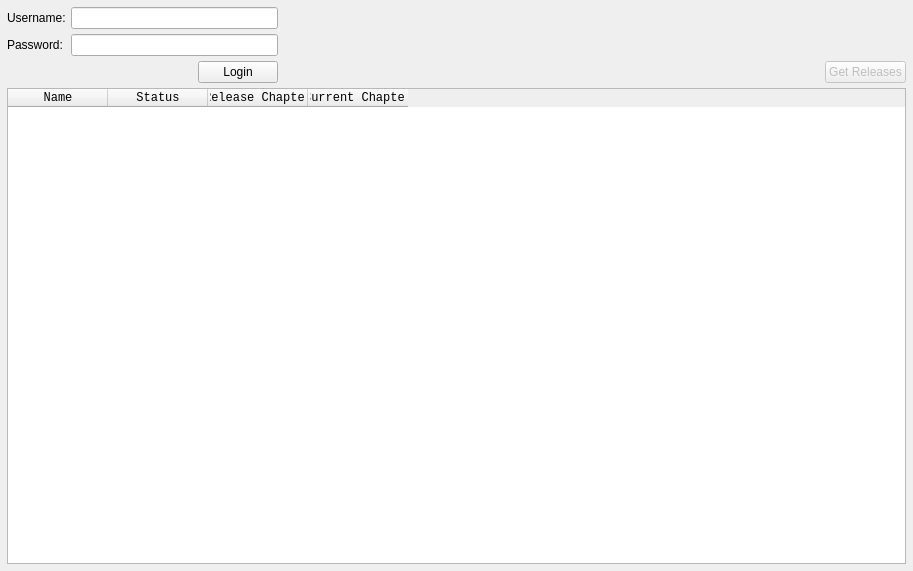
Before: the Qt Designer form Tracker/src/UI/MangaUpdatesPage/MangaUpdatesPage.ui in NikolaRoev/Tracker, drawn with Qt 5.
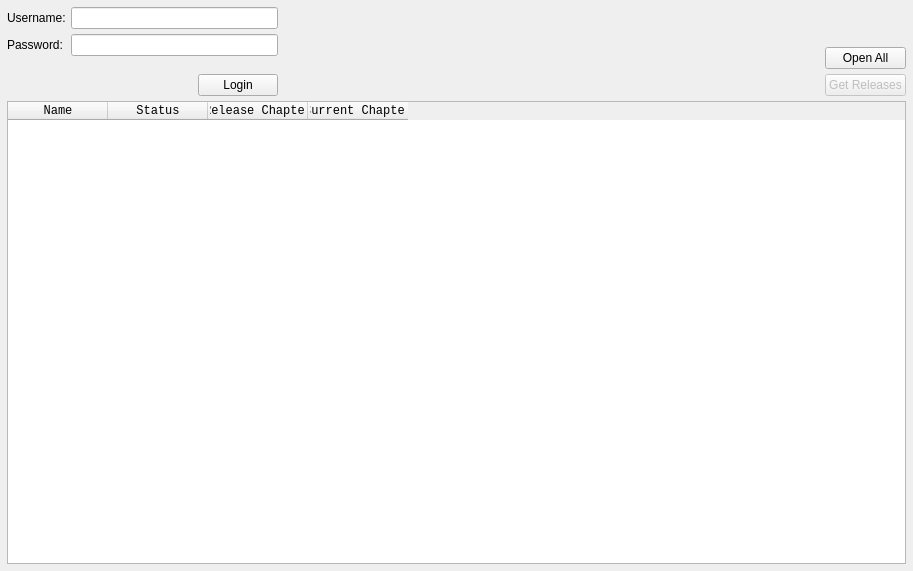
After: the same form once the commit is applied.

Commit message: Minor MangaUpdatesPage fixups. Added Open All button.

Patch:
```diff
--- a/Tracker/src/UI/MangaUpdatesPage/MangaUpdatesPage.ui
+++ b/Tracker/src/UI/MangaUpdatesPage/MangaUpdatesPage.ui
@@ -216,6 +216,13 @@
          </property>
         </spacer>
        </item>
+       <item>
+        <widget class="QPushButton" name="openButton">
+         <property name="text">
+          <string>Open All</string>
+         </property>
+        </widget>
+       </item>
        <item>
         <widget class="QPushButton" name="getButton">
          <property name="enabled">
```
Left out of the diff: 5 changed lines with no effect on the pictures. The commit also changes 2 other files.
